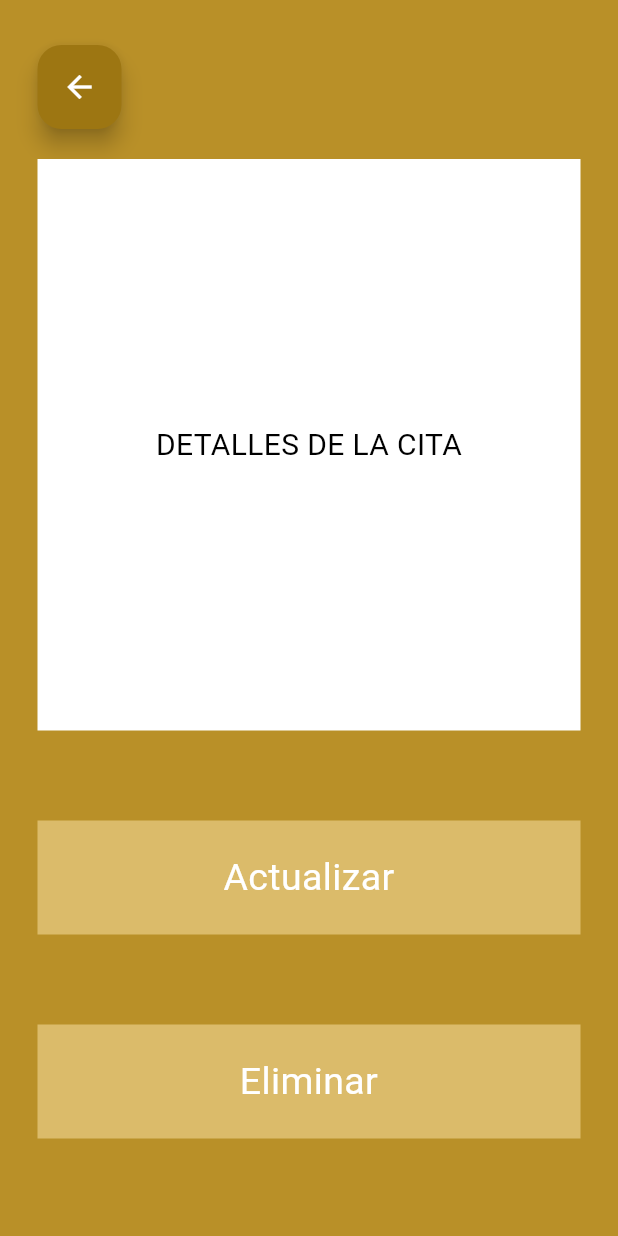
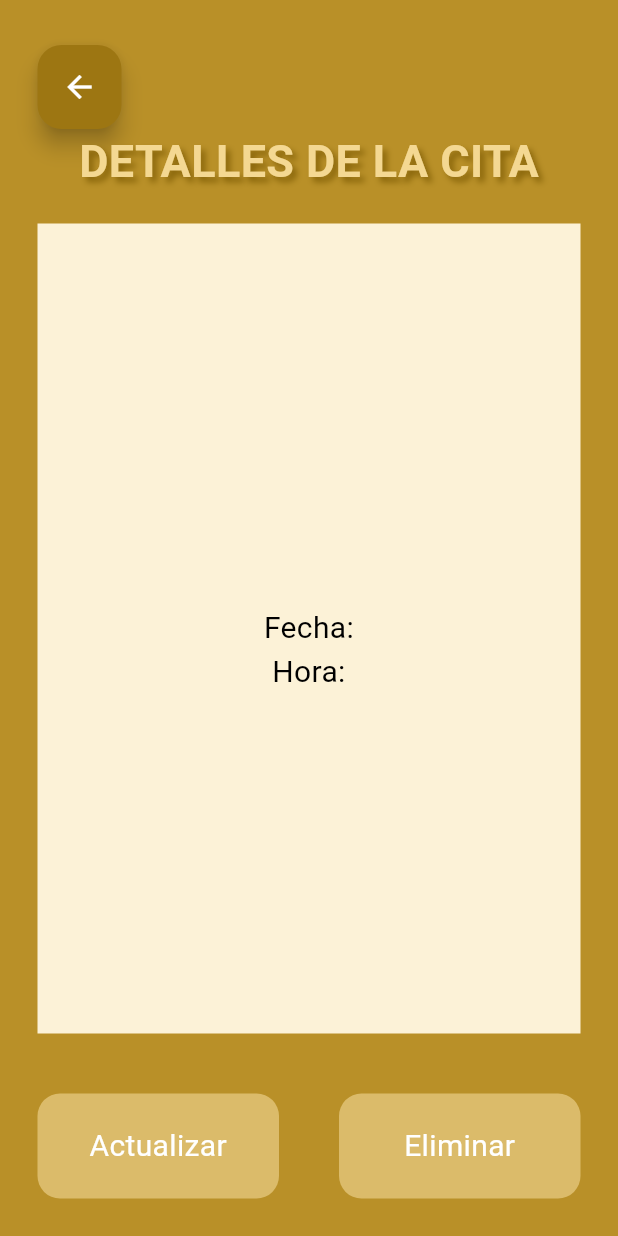
Before and after one commit to carlafber/MedConnect, a Flutter app: the VerCitaApp screen opened directly with empty values, on a phone screen of 412 x 824 dp. Run offline on Flutter 3.47's test engine with Material 3 defaults, Android fonts, the phone set to English and light mode, and no system bars; our stand-ins replace font_awesome_flutter, sqflite, sqflite_common_ffi, table_calendar; accounts and stored records are empty.

Commit message:
Ver Cita

```diff
--- a/lib/perfil.dart
+++ b/lib/perfil.dart
@@ -132,7 +132,7 @@ class _PerfilApp extends State<PerfilApp> {
                     )
                   ],
                 ),
-                const Padding(padding: EdgeInsets.all(30)),
+                const Padding(padding: EdgeInsets.all(20)),
                 Row(
                   mainAxisAlignment: MainAxisAlignment.center,
                   children: [
--- a/lib/ver_cita.dart
+++ b/lib/ver_cita.dart
@@ -33,58 +33,72 @@ class _VerCitaApp extends State<VerCitaApp> {
                 ),
               ),
             ),
+            Text("DETALLES DE LA CITA", style: Estilos.titulo2),
             const Padding(padding: EdgeInsets.all(10)),
-            Expanded(
+            Expanded(//DETALLES
               child: Container(
                 alignment: Alignment.center,
-                decoration: const BoxDecoration(color: Colors.white),
+                decoration: const BoxDecoration(color: Estilos.fondo),
                 padding: const EdgeInsets.all(10),
-                child: const Text(
-                  'DETALLES DE LA CITA',
+                child: Text(
+                  '\nFecha: ${cita.fecha}\nHora: ${cita.hora}',
                   textAlign: TextAlign.center,
                   style: Estilos.texto,
                 ),
               ),
             ),
-            const Padding(padding: EdgeInsets.all(30)),
+            const Padding(padding: EdgeInsets.all(20)),
             Align(
               alignment: Alignment.bottomCenter, // Alinea el botón en parte inferior
+              child: Row(
+                mainAxisAlignment: MainAxisAlignment.center,
+                children: [
+                  Expanded(
                     child: GestureDetector(
                       onTap: () {
                         print("Actualizar");
                       },
                       child: Container(
+                        height: 70,
                         alignment: Alignment.center,
-                  decoration: const BoxDecoration(color: Estilos.dorado_claro),
-                  padding: const EdgeInsets.all(20),
+                        decoration: BoxDecoration(
+                          color: Estilos.dorado_claro,
+                          borderRadius: BorderRadius.circular(15)
+                        ),
+                        padding: const EdgeInsets.all(15),
                         child: const Text(
                           'Actualizar',
                           textAlign: TextAlign.center,
-                    style: Estilos.texto2,
+                          style: Estilos.texto3,
                         ),
                       ),
                     ),
                   ),
-            const Padding(padding: EdgeInsets.all(30)),
-            Align(
-              alignment: Alignment.bottomCenter, // Alinea el botón en la parte inferior
+                  const Padding(padding: EdgeInsets.all(20)),
+                  Expanded(
                     child: GestureDetector(
                       onTap: () {
                         print("Eliminar");
                       },
                       child: Container(
+                        height: 70,
                         alignment: Alignment.center,
-                  decoration: const BoxDecoration(color: Estilos.dorado_claro),
-                  padding: const EdgeInsets.all(20),
+                        decoration: BoxDecoration(
+                          color: Estilos.dorado_claro,
+                          borderRadius: BorderRadius.circular(15)
+                        ),
+                        padding: const EdgeInsets.all(15),
                         child: const Text(
                           'Eliminar',
                           textAlign: TextAlign.center,
-                    style: Estilos.texto2,
+                          style: Estilos.texto3,
                         ),
                       ),
                     ),
                  ),
-            const Padding(padding: EdgeInsets.all(20))
+                ],
+              )
+            ),
           ],
         ),
       ),
```
Also changed, not shown: lib/DAO/centro_medicoDAO.dart (+18 -0 lines), lib/inicio.dart (+17 -84 lines), lib/nueva_cita.dart (+10 -15 lines). Lines whose indentation alone changed are shown as unchanged.
